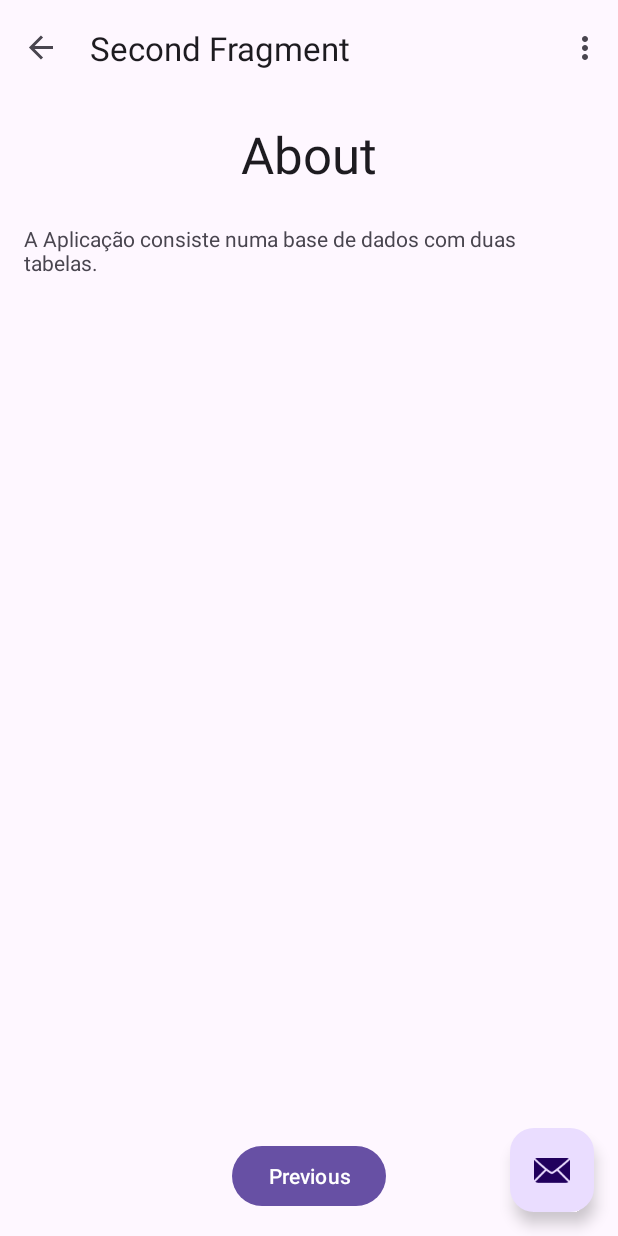
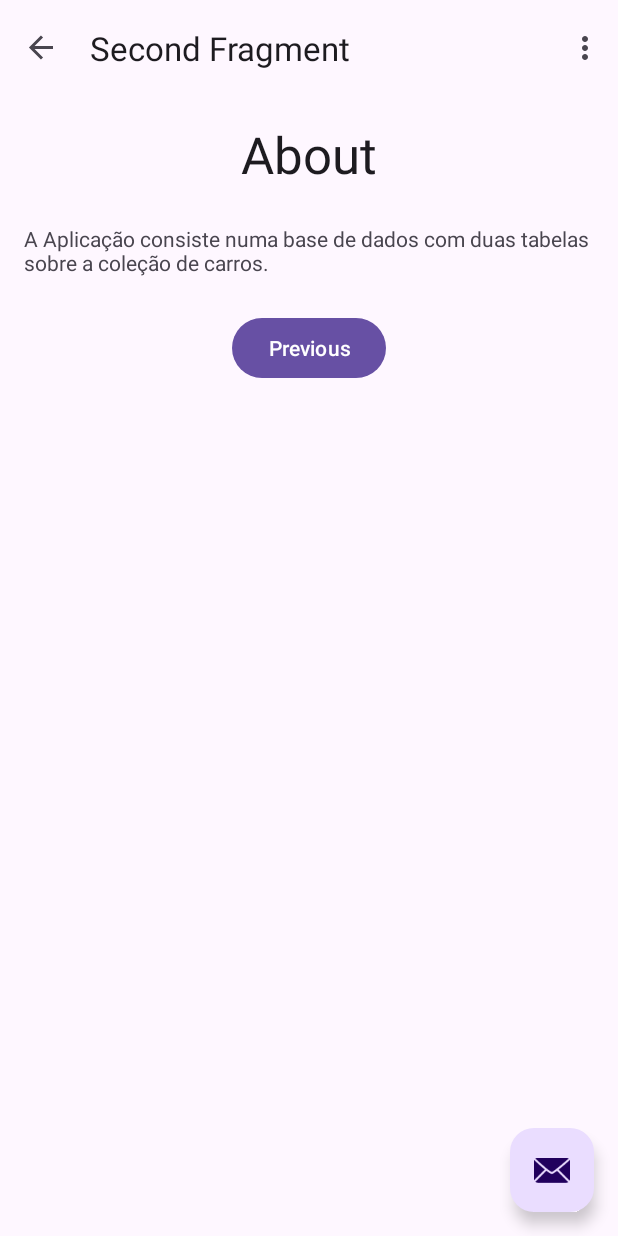
Before and after one commit to JoaoGoncalves20/ColecaoCarros, an Android app: the SecondFragment screen opened through its navigation route, on a phone screen of 412 x 824 dp. Run offline under Robolectric (Android 15) with nearby library versions, the phone set to English and light mode, and no system bars; our stand-ins replace navigation-ui; 1 statement that could not run was skipped.

Commit message:
Layout fragment first and fragment second

```diff
--- a/app/src/main/res/layout/fragment_second.xml
+++ b/app/src/main/res/layout/fragment_second.xml
@@ -19,8 +19,8 @@
             app:layout_constraintBottom_toBottomOf="parent"
             app:layout_constraintEnd_toEndOf="parent"
             app:layout_constraintStart_toStartOf="parent"
-            app:layout_constraintTop_toTopOf="parent"
-            app:layout_constraintVertical_bias="1.0" />
+            app:layout_constraintTop_toBottomOf="@+id/textView2"
+            app:layout_constraintVertical_bias="0.04000002" />
 
         <TextView
             android:id="@+id/textView"
@@ -38,7 +38,7 @@
             android:layout_width="wrap_content"
             android:layout_height="0dp"
             android:layout_marginTop="24dp"
-            android:text="A Aplicação consiste numa base de dados com duas tabelas."
+            android:text="@string/text_about"
             app:layout_constraintEnd_toEndOf="parent"
             app:layout_constraintStart_toStartOf="parent"
             app:layout_constraintTop_toBottomOf="@+id/textView" />
```
Also changed, not shown: app/src/main/res/values/strings.xml (+1 -36 lines), 1 other file.
